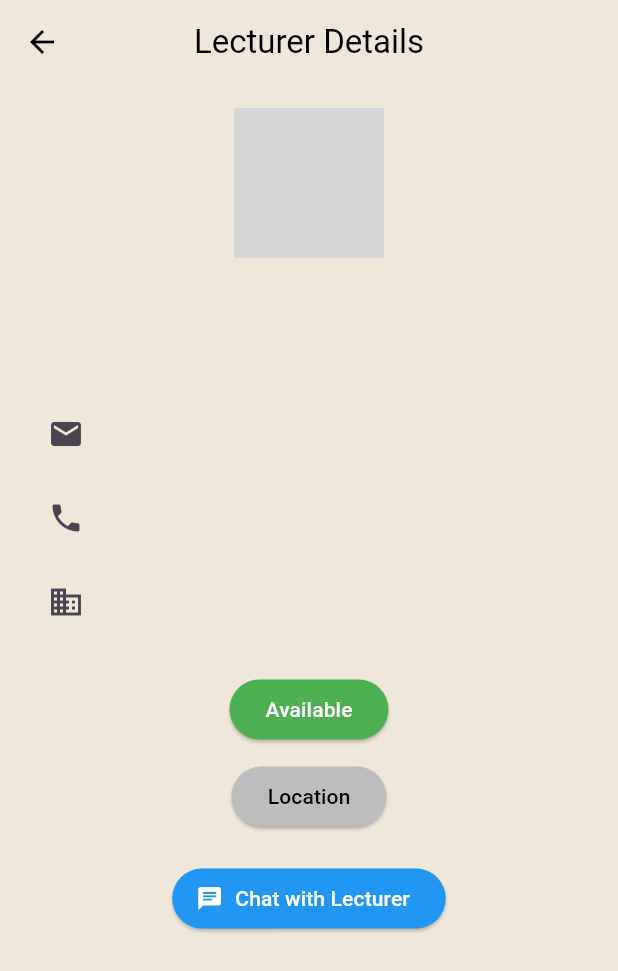
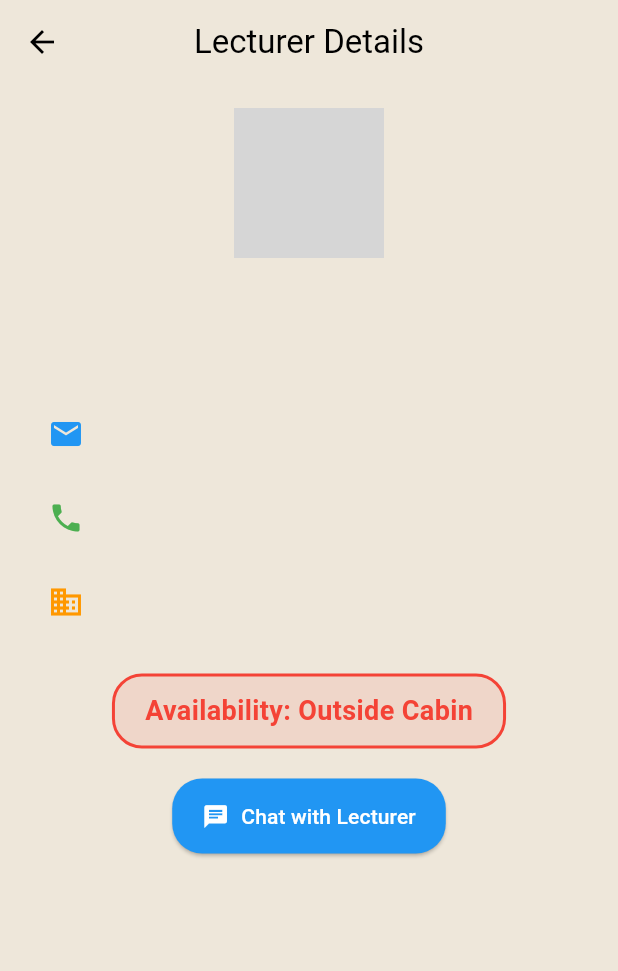
Before and after one commit to SanjanaJaya/Finder, a Flutter app: the LecturerDetailPage screen opened directly with empty values, on a phone screen of 412 x 824 dp. Shown: the top 971 px of the screen. Run offline on Flutter 3.47's test engine with Material 3 defaults, Android fonts, the phone set to English and light mode, and no system bars; our stand-ins replace cloud_firestore, firebase_auth, firebase_core; accounts and stored records are empty; grey boxes are pictures that could not be loaded.

Commit message:
lecturer availability section done

```diff
--- a/finder/lib/lecturer_detail_page.dart
+++ b/finder/lib/lecturer_detail_page.dart
@@ -1,11 +1,51 @@
 import 'package:flutter/material.dart';
+import 'package:cloud_firestore/cloud_firestore.dart';
 import 'student_chat_screen.dart';
 
-class LecturerDetailPage extends StatelessWidget {
+class LecturerDetailPage extends StatefulWidget {
   final Map<String, dynamic> lecturer;
   final String studentUid;
 
   LecturerDetailPage({required this.lecturer, required this.studentUid});
+
+  @override
+  _LecturerDetailPageState createState() => _LecturerDetailPageState();
+}
+
+class _LecturerDetailPageState extends State<LecturerDetailPage> {
+  String availabilityStatus = "Loading...";
+
+  @override
+  void initState() {
+    super.initState();
+    _fetchLecturerAvailability();
+  }
+
+  Future<void> _fetchLecturerAvailability() async {
+    try {
+      DocumentSnapshot lecturerDoc = await FirebaseFirestore.instance
+          .collection('Lecturer')
+          .doc(widget.lecturer['uid'])
+          .get();
+
+      if (lecturerDoc.exists && lecturerDoc['status'] != null) {
+        setState(() {
+          availabilityStatus = lecturerDoc['status'] == 'Inside Cabin'
+              ? 'Available in Cabin'
+              : 'Outside Cabin';
+        });
+      } else {
+        setState(() {
+          availabilityStatus = 'Unknown';
+        });
+      }
+    } catch (e) {
+      print("Error fetching lecturer availability: $e");
+      setState(() {
+        availabilityStatus = 'Error fetching status';
+      });
+    }
+  }
 
   @override
   Widget build(BuildContext context) {
@@ -16,9 +56,7 @@ class LecturerDetailPage extends StatelessWidget {
         elevation: 0,
         leading: IconButton(
           icon: const Icon(Icons.arrow_back, color: Colors.black),
-          onPressed: () {
-            Navigator.pop(context);
-          },
+          onPressed: () => Navigator.pop(context),
         ),
         title: const Text(
           "Lecturer Details",
@@ -33,69 +71,70 @@ class LecturerDetailPage extends StatelessWidget {
           children: [
             CircleAvatar(
               radius: 50,
-              backgroundImage: AssetImage(
-                'assets/profile_placeholder.png',
-              ),
+              backgroundImage: AssetImage('assets/profile_placeholder.png'),
             ),
             const SizedBox(height: 10),
             Text(
-              "${lecturer['L_First_Name']} ${lecturer['L_Last_Name']}",
+              "${widget.lecturer['L_First_Name']} ${widget.lecturer['L_Last_Name']}",
               style: const TextStyle(fontSize: 22, fontWeight: FontWeight.bold),
             ),
             const SizedBox(height: 5),
             Text(
-              lecturer['Job_Role'] ?? "Unknown role",
+              widget.lecturer['Job_Role'] ?? "Unknown role",
               style: TextStyle(fontSize: 16, color: Colors.grey[700]),
             ),
             const SizedBox(height: 20),
             ListTile(
-              leading: const Icon(Icons.email),
-              title: Text(lecturer['Email'] ?? "No email available"),
+              leading: const Icon(Icons.email, color: Colors.blue),
+              title: Text(widget.lecturer['Email'] ?? "No email available"),
             ),
             ListTile(
-              leading: const Icon(Icons.phone),
-              title: Text(lecturer['Contact No'] ?? "No contact available"),
+              leading: const Icon(Icons.phone, color: Colors.green),
+              title: Text(widget.lecturer['Contact No'] ?? "No contact available"),
             ),
             ListTile(
-              leading: const Icon(Icons.business),
-              title: Text(lecturer['Faculty_Name'] ?? "No faculty info"),
+              leading: const Icon(Icons.business, color: Colors.orange),
+              title: Text(widget.lecturer['Faculty_Name'] ?? "No faculty info"),
             ),
             const SizedBox(height: 20),
-            ElevatedButton(
-              onPressed: () {},
-              child: const Text("Available"),
-              style: ElevatedButton.styleFrom(
-                backgroundColor: Colors.green,
-                foregroundColor: Colors.white,
-                shape: RoundedRectangleBorder(
-                  borderRadius: BorderRadius.circular(20),
+            // Availability Status Button
+            Container(
+              padding: const EdgeInsets.symmetric(horizontal: 20, vertical: 10),
+              decoration: BoxDecoration(
+                color: availabilityStatus.contains('Available')
+                    ? Colors.green.withOpacity(0.1)
+                    : Colors.red.withOpacity(0.1),
+                borderRadius: BorderRadius.circular(20),
+                border: Border.all(
+                  color: availabilityStatus.contains('Available')
+                      ? Colors.green
+                      : Colors.red,
+                  width: 2,
                 ),
               ),
-            ),
-            const SizedBox(height: 10),
-            ElevatedButton(
-              onPressed: () {},
-              child: const Text("Location"),
-              style: ElevatedButton.styleFrom(
-                backgroundColor: Colors.grey[400],
-                foregroundColor: Colors.black,
-                shape: RoundedRectangleBorder(
-                  borderRadius: BorderRadius.circular(20),
+              child: Text(
+                'Availability: $availabilityStatus',
+                style: TextStyle(
+                  fontSize: 18,
+                  fontWeight: FontWeight.bold,
+                  color: availabilityStatus.contains('Available')
+                      ? Colors.green
+                      : Colors.red,
                 ),
               ),
             ),
             const SizedBox(height: 20),
             ElevatedButton.icon(
               onPressed: () {
-                if (lecturer.containsKey('uid')) {
+                if (widget.lecturer.containsKey('uid')) {
                   Navigator.push(
                     context,
                     MaterialPageRoute(
                       builder: (context) => StudentChatScreen(
-                        lecturerId: lecturer['uid'],
-                        studentUid: studentUid,
-                        lecturerFirstName: lecturer['L_First_Name'] ?? '',
-                        lecturerLastName: lecturer['L_Last_Name'] ?? '',
+                        lecturerId: widget.lecturer['uid'],
+                        studentUid: widget.studentUid,
+                        lecturerFirstName: widget.lecturer['L_First_Name'] ?? '',
+                        lecturerLastName: widget.lecturer['L_Last_Name'] ?? '',
                       ),
                     ),
                   );
@@ -113,6 +152,7 @@ class LecturerDetailPage extends StatelessWidget {
                 shape: RoundedRectangleBorder(
                   borderRadius: BorderRadius.circular(20),
                 ),
+                padding: const EdgeInsets.symmetric(horizontal: 20, vertical: 15),
               ),
             ),
           ],
```
Also changed, not shown: finder/lib/lecturer_home.dart (+51 -3 lines).
